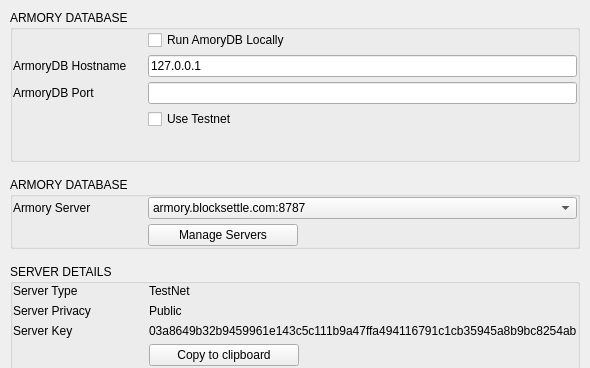
Above: BlockSettleUILib/NetworkSettingsPage.ui from BlockSettle/common before the change; both pictures show x 0 to 590 and y 0 to 368 of the 590 by 669 pixel window. Below: the same form after it.
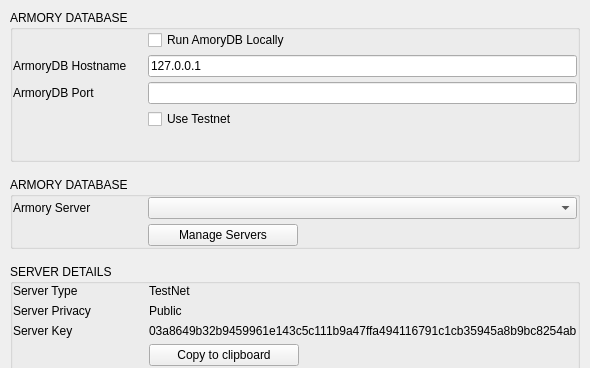
That is the form after the change.

Commit message: connect to armory from settings

```diff
--- a/BlockSettleUILib/NetworkSettingsPage.ui
+++ b/BlockSettleUILib/NetworkSettingsPage.ui
@@ -371,13 +371,7 @@
           </widget>
          </item>
          <item>
-          <widget class="QComboBox" name="comboBoxArmoryServer">
-           <item>
-            <property name="text">
-             <string>armory.blocksettle.com:8787</string>
-            </property>
-           </item>
-          </widget>
+          <widget class="QComboBox" name="comboBoxArmoryServer"/>
          </item>
         </layout>
        </widget>
```
The commit also changes 14 other files.
